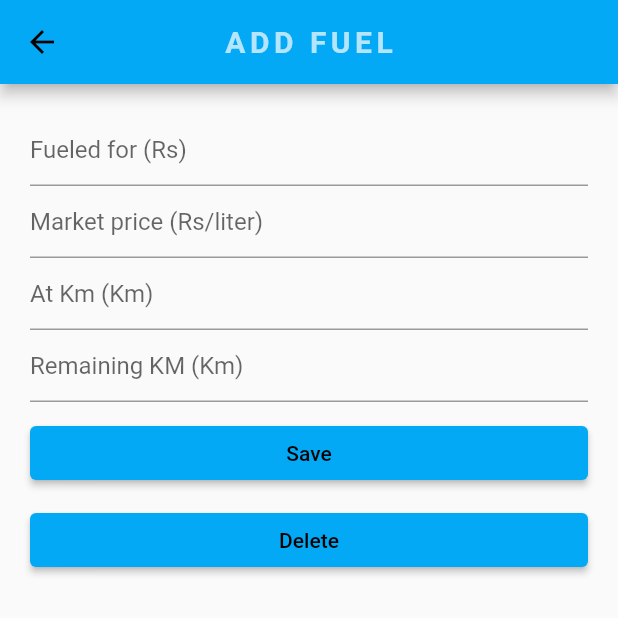
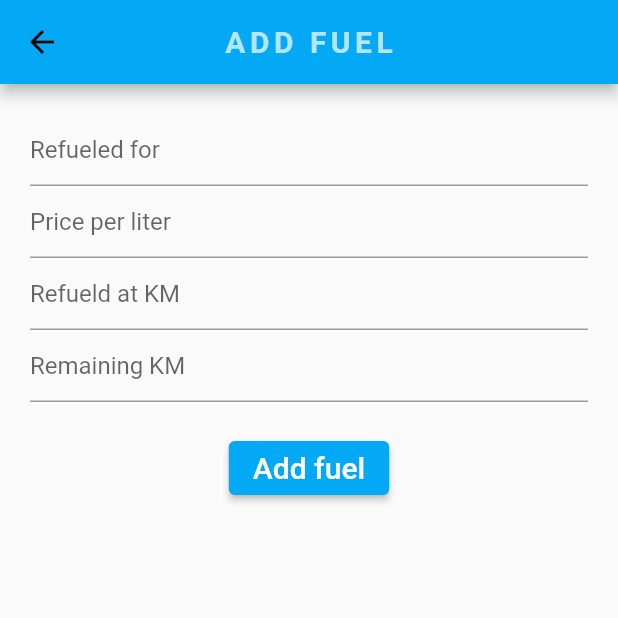
Before and after one commit to rajathirumal/FuelTracker, a Flutter app: the AddFuelPage screen opened directly, on a phone screen of 412 x 824 dp, the top half of it. Run offline on Flutter 3.47's test engine with Material 2 defaults, Android fonts, the light colour scheme and no system bars; our stand-ins replace cloud_firestore, firebase_auth, firebase_core, flutter_speed_dial; missing offline and left inert: dart:ffi; accounts and stored records are empty.

Commit message:
Added foem to Fix and close #1

```diff
--- a/lib/src/home/login.dart
+++ b/lib/src/home/login.dart
@@ -1,7 +1,6 @@
 import 'package:firebase_auth/firebase_auth.dart';
 import 'package:flutter/material.dart';
 import 'package:fuel_tracker/services/authentication.dart';
-import 'package:fuel_tracker/src/home/home.dart';
 import 'package:provider/provider.dart';
 
 class LoginScreen extends StatefulWidget {
--- a/lib/src/pages/add_fuel_page.dart
+++ b/lib/src/pages/add_fuel_page.dart
@@ -59,6 +59,7 @@ class _AddFuelPageState extends State<AddFuelPage> {
   @override
   Widget build(BuildContext context) {
     final fuelProvider = Provider.of<FuelProvider>(context);
+    final _fuelFormKey = GlobalKey<FormState>();
     return Scaffold(
       appBar: AppBar(
         title: const Text(
@@ -73,57 +74,135 @@ class _AddFuelPageState extends State<AddFuelPage> {
       ),
       body: Padding(
         padding: const EdgeInsets.all(20.0),
-        child: ListView(
-          children: <Widget>[
-            TextField(
+        child: Form(
+          key: _fuelFormKey,
+          child: Column(
+            children: [
+              TextFormField(
+                decoration: const InputDecoration(hintText: "Refueled for"),
                 controller: fuelForTEC,
-              decoration: const InputDecoration(hintText: "Fueled for (Rs)"),
                 keyboardType: TextInputType.number,
-              onChanged: (value) => fuelProvider.changeFuelForPrice(value),
+                validator: (value) {
+                  if (value == null || value.isEmpty) {
+                    return 'Please enter money spent';
+                  }
+                  return null;
+                },
               ),
-            TextField(
+              TextFormField(
+                decoration: const InputDecoration(hintText: "Price per liter"),
                 controller: marketPriceTEC,
-              decoration:
-                  const InputDecoration(hintText: "Market price (Rs/liter)"),
                 keyboardType: TextInputType.number,
-              onChanged: (value) => fuelProvider.changemarketPrice(value),
+                validator: (value) {
+                  if (value == null || value.isEmpty) {
+                    return 'Please enter cost per liter';
+                  } else {
+                    null;
+                  }
+                },
               ),
-            TextField(
+              TextFormField(
+                decoration: const InputDecoration(hintText: "Refueld at KM"),
                 controller: atKmTEC,
-              decoration: const InputDecoration(hintText: "At Km (Km)"),
                 keyboardType: TextInputType.number,
-              onChanged: (value) => fuelProvider.changeAtKm(value),
+                validator: (value) {
+                  if (value == null || value.isEmpty) {
+                    return 'Please enter current oodometer reading';
+                  }
+                  return null;
+                },
               ),
-            TextField(
+              TextFormField(
+                decoration: const InputDecoration(hintText: "Remaining KM"),
                 controller: remainingKmTEC,
-              decoration: const InputDecoration(hintText: "Remaining KM (Km)"),
                 keyboardType: TextInputType.number,
-              onChanged: (value) => fuelProvider.changeRemainingKm(value),
+                validator: (value) {
+                  if (value == null || value.isEmpty) {
+                    return 'Please enter remaining KM';
+                  }
+                  return null;
+                },
               ),
-            const SizedBox(height: 10),
+              const SizedBox(height: 20.0),
               ElevatedButton(
                 onPressed: () {
-                  fuelProvider.saveFuelToFireStore(
-                    fuelID:
-                        widget.fuel == null ? Uuid().v1() : widget.fuel!.fuelID,
-                    fuelforprice: fuelForTEC.text,
-                    marketprice: marketPriceTEC.text,
-                    atkms: atKmTEC,
-                    remainingkms: remainingKmTEC.text,
-                    daterefueld: widget.fuel == null
-                        ? DateTime.now().toString()
-                        : widget.fuel!.dateOfFuel,
-                  );
-                  Navigator.of(context).pop();
+                  if (_fuelFormKey.currentState!.validate()) {}
                 },
-                child: const Text("Save")),
-            const SizedBox(height: 10),
-            ElevatedButton(
-                onPressed: () => fuelProvider.removeFuelFromFireStore(),
-                child: const Text("Delete")),
+                child: const Text(
+                  'Add fuel',
+                  style: TextStyle(color: Colors.white, fontSize: 20),
+                ),
+              ),
             ],
           ),
         ),
+      ),
     );
+    // return Scaffold(
+    //   appBar: AppBar(
+    //     title: const Text(
+    //       "ADD FUEL",
+    //       style: TextStyle(
+    //         color: Colors.white70,
+    //         fontWeight: FontWeight.bold,
+    //         letterSpacing: 3,
+    //       ),
+    //     ),
+    //     centerTitle: true,
+    //   ),
+    //   body: Padding(
+    //     padding: const EdgeInsets.all(20.0),
+    //     child: ListView(
+    //       children: <Widget>[
+    //         TextField(
+    //           controller: fuelForTEC,
+    //           decoration: const InputDecoration(hintText: "Fueled for (Rs)"),
+    //           keyboardType: TextInputType.number,
+    //           onChanged: (value) => fuelProvider.changeFuelForPrice(value),
+    //         ),
+    //         TextField(
+    //           controller: marketPriceTEC,
+    //           decoration:
+    //               const InputDecoration(hintText: "Market price (Rs/liter)"),
+    //           keyboardType: TextInputType.number,
+    //           onChanged: (value) => fuelProvider.changemarketPrice(value),
+    //         ),
+    //         TextField(
+    //           controller: atKmTEC,
+    //           decoration: const InputDecoration(hintText: "At Km (Km)"),
+    //           keyboardType: TextInputType.number,
+    //           onChanged: (value) => fuelProvider.changeAtKm(value),
+    //         ),
+    //         TextField(
+    //           controller: remainingKmTEC,
+    //           decoration: const InputDecoration(hintText: "Remaining KM (Km)"),
+    //           keyboardType: TextInputType.number,
+    //           onChanged: (value) => fuelProvider.changeRemainingKm(value),
+    //         ),
+    //         const SizedBox(height: 10),
+    //         ElevatedButton(
+    //             onPressed: () {
+    //               fuelProvider.saveFuelToFireStore(
+    //                 fuelID:
+    //                     widget.fuel == null ? Uuid().v1() : widget.fuel!.fuelID,
+    //                 fuelforprice: fuelForTEC.text,
+    //                 marketprice: marketPriceTEC.text,
+    //                 atkms: atKmTEC,
+    //                 remainingkms: remainingKmTEC.text,
+    //                 daterefueld: widget.fuel == null
+    //                     ? DateTime.now().toString()
+    //                     : widget.fuel!.dateOfFuel,
+    //               );
+    //               Navigator.of(context).pop();
+    //             },
+    //             child: const Text("Save")),
+    //         const SizedBox(height: 10),
+    //         ElevatedButton(
+    //             onPressed: () => fuelProvider.removeFuelFromFireStore(),
+    //             child: const Text("Delete")),
+    //       ],
+    //     ),
+    //   ),
+    // );
   }
 }
```
Lines whose indentation alone changed are shown as unchanged.
